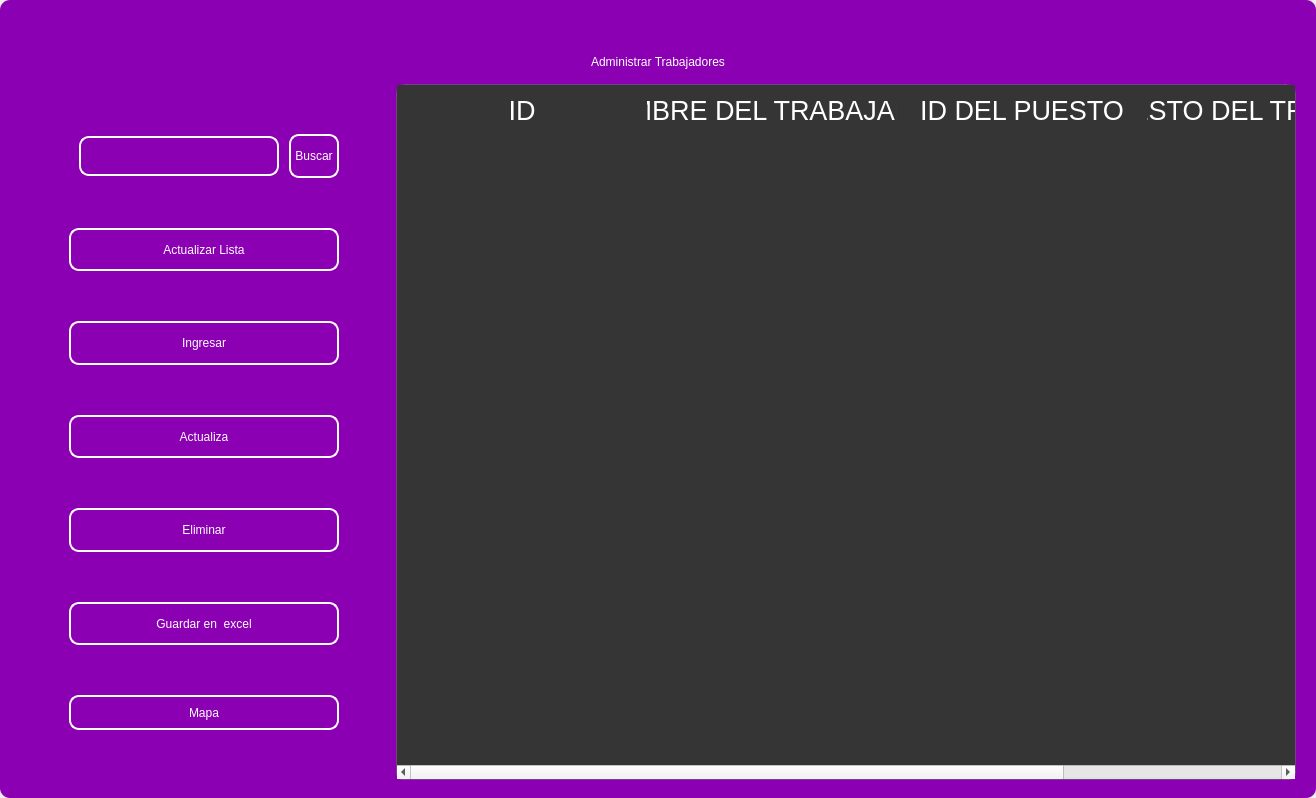
First picture: the form in design/standar/mainemployee4.ui, repository codemiguel-dev/ERP-EmprendeSoft-Desktop, before the edit.
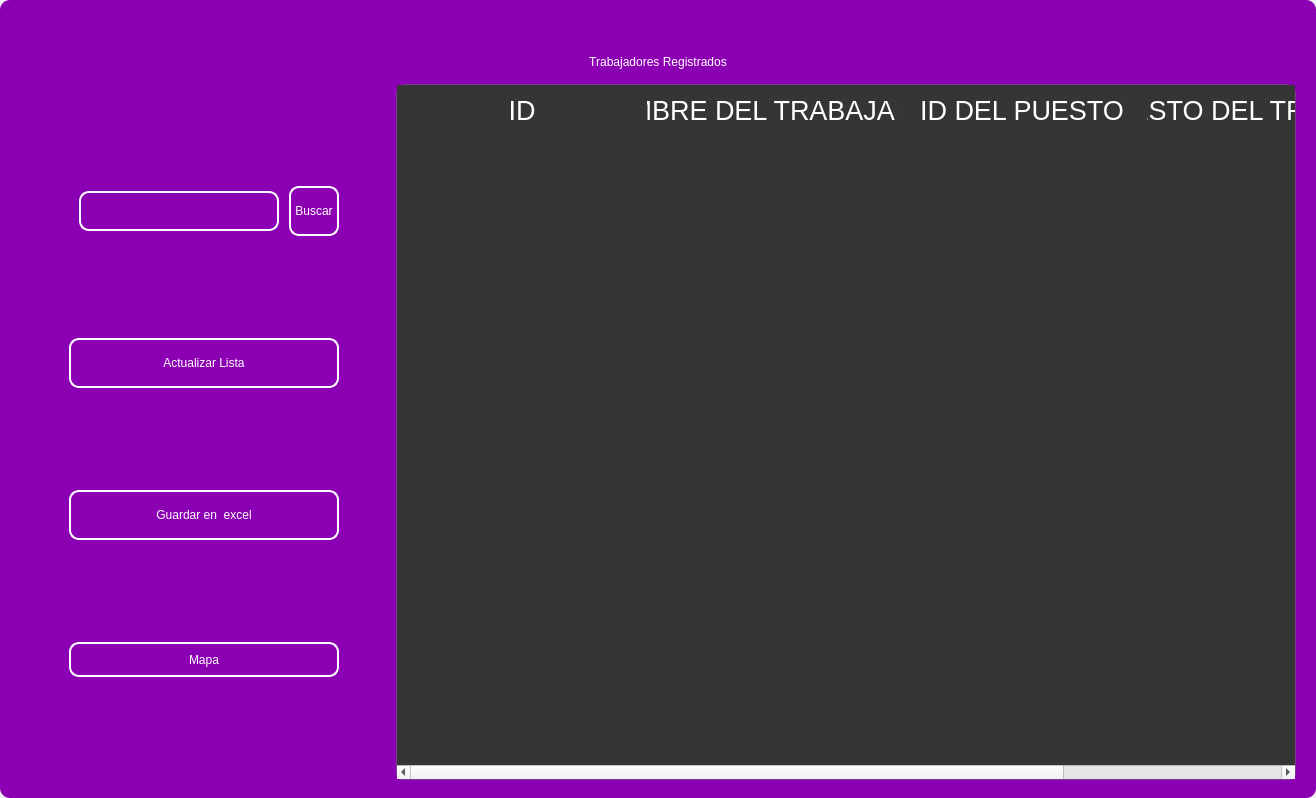
Second picture: the form after the edit. Icons and pictures are not drawn.

```diff
--- a/design/standar/mainemployee4.ui
+++ b/design/standar/mainemployee4.ui
@@ -294,7 +294,7 @@
 color: rgb(255, 255, 255);</string>
          </property>
          <property name="text">
-          <string>Administrar Trabajadores</string>
+          <string>Trabajadores Registrados</string>
          </property>
          <property name="alignment">
           <set>Qt::AlignCenter</set>
@@ -552,138 +552,6 @@
               </property>
              </widget>
             </item>
-            <item>
-             <widget class="QPushButton" name="btn_add">
-              <property name="minimumSize">
-               <size>
-                <width>0</width>
-                <height>40</height>
-               </size>
-              </property>
-              <property name="maximumSize">
-               <size>
-                <width>300</width>
-                <height>50</height>
-               </size>
-              </property>
-              <property name="cursor">
-               <cursorShape>PointingHandCursor</cursorShape>
-              </property>
-              <property name="styleSheet">
-               <string notr="true">QPushButton{
-border-radius:10px; 
-font: 12pt &quot;Arial&quot;;
-color: rgb(255, 255, 254);
-border: 2px solid #ffffff;
-}
-
-QPushButton:hover{
-border-radius:10px; 
-font: 12pt &quot;Arial&quot;;
-color: rgb(255, 255, 255);
-border: 2px solid rgb(120, 0, 171);
-	background-color: rgb(120, 0, 171);
-}</string>
-              </property>
-              <property name="text">
-               <string>Ingresar</string>
-              </property>
-              <property name="iconSize">
-               <size>
-                <width>35</width>
-                <height>35</height>
-               </size>
-              </property>
-             </widget>
-            </item>
-            <item>
-             <widget class="QPushButton" name="btn_update">
-              <property name="minimumSize">
-               <size>
-                <width>0</width>
-                <height>40</height>
-               </size>
-              </property>
-              <property name="maximumSize">
-               <size>
-                <width>300</width>
-                <height>50</height>
-               </size>
-              </property>
-              <property name="cursor">
-               <cursorShape>PointingHandCursor</cursorShape>
-              </property>
-              <property name="styleSheet">
-               <string notr="true">QPushButton{
-border-radius:10px; 
-font: 12pt &quot;Arial&quot;;
-color: rgb(255, 255, 254);
-border: 2px solid #ffffff;
-}
-
-QPushButton:hover{
-border-radius:10px; 
-font: 12pt &quot;Arial&quot;;
-color: rgb(255, 255, 255);
-border: 2px solid rgb(120, 0, 171);
-	background-color: rgb(120, 0, 171);
-}</string>
-              </property>
-              <property name="text">
-               <string>Actualiza</string>
-              </property>
-              <property name="iconSize">
-               <size>
-                <width>35</width>
-                <height>35</height>
-               </size>
-              </property>
-             </widget>
-            </item>
-            <item>
-             <widget class="QPushButton" name="btn_delete">
-              <property name="minimumSize">
-               <size>
-                <width>0</width>
-                <height>40</height>
-               </size>
-              </property>
-              <property name="maximumSize">
-               <size>
-                <width>300</width>
-                <height>50</height>
-               </size>
-              </property>
-              <property name="cursor">
-               <cursorShape>PointingHandCursor</cursorShape>
-              </property>
-              <property name="styleSheet">
-               <string notr="true">QPushButton{
-border-radius:10px; 
-font: 12pt &quot;Arial&quot;;
-color: rgb(255, 255, 254);
-border: 2px solid #ffffff;
-}
-
-QPushButton:hover{
-border-radius:10px; 
-font: 12pt &quot;Arial&quot;;
-color: rgb(255, 255, 255);
-border: 2px solid rgb(120, 0, 171);
-	background-color: rgb(120, 0, 171);
-}</string>
-              </property>
-              <property name="text">
-               <string>Eliminar</string>
-              </property>
-              <property name="iconSize">
-               <size>
-                <width>35</width>
-                <height>35</height>
-               </size>
-              </property>
-             </widget>
-            </item>
             <item>
              <widget class="QPushButton" name="btn_excel">
               <property name="minimumSize">
```
